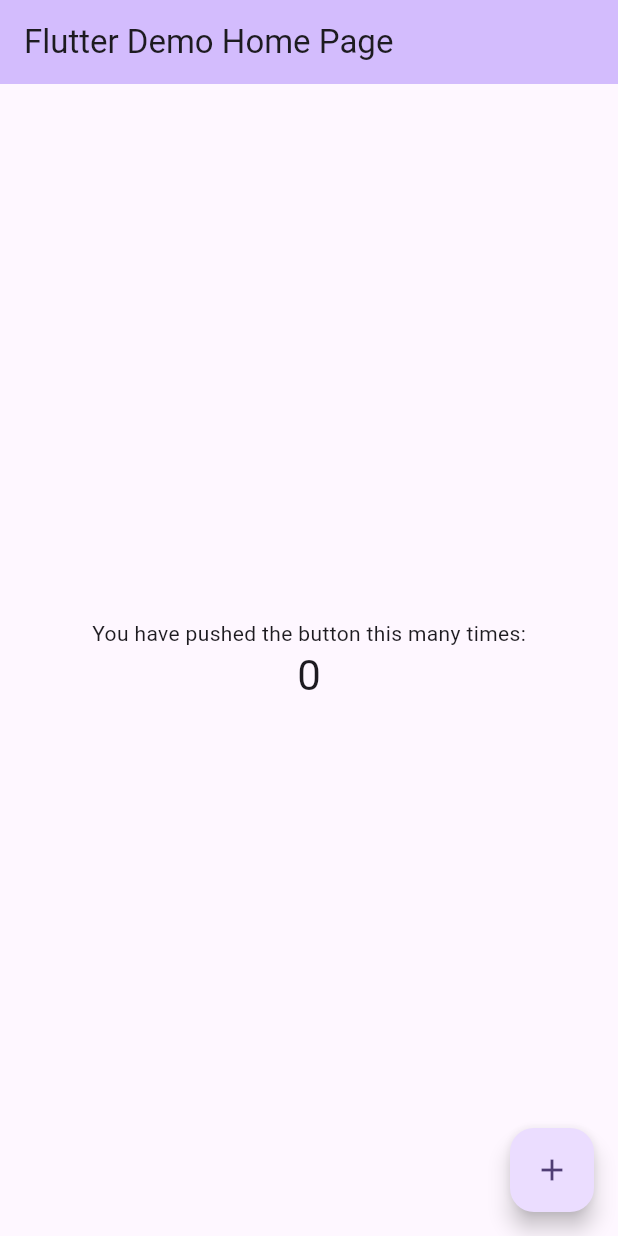
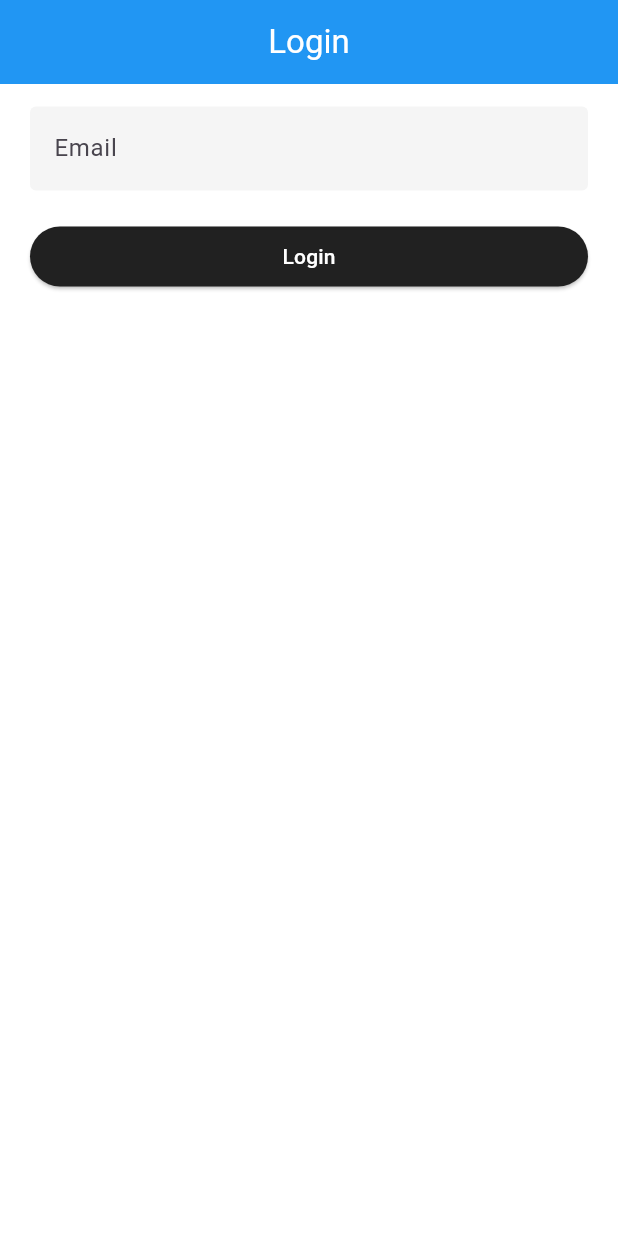
Before and after one commit to thizarakavinda/supabase_authentication-, a Flutter app: the screen it shows after launch, on a phone screen of 412 x 824 dp. Run offline on Flutter 3.47's test engine with Material 3 defaults, Android fonts, the phone set to English and light mode, and no system bars; our stand-ins replace supabase_flutter; accounts and stored records are empty.

Commit message:
email OTP sending part implement

```diff
--- a/analysis_options.yaml
+++ b/analysis_options.yaml
@@ -7,6 +7,9 @@
 
 # The following line activates a set of recommended lints for Flutter apps,
 # packages, and plugins designed to encourage good coding practices.
+analyzer:
+  errors:
+    use_build_context_synchronously: ignore
 include: package:flutter_lints/flutter.yaml
 
 linter:
--- a/lib/main.dart
+++ b/lib/main.dart
@@ -1,8 +1,19 @@
 import 'package:flutter/material.dart';
+import 'package:supabase_flutter/supabase_flutter.dart';
+import 'package:supabase_flutter_authentication/pages/account_page.dart';
+import 'package:supabase_flutter_authentication/pages/login_page.dart';
+import 'package:supabase_flutter_authentication/pages/splash.dart';
 
-void main() {
+void main() async {
+  await Supabase.initialize(
+    url: 'https://xdhhjxzuycmufmcxgetg.supabase.co',
+    anonKey:
+        'eyJhbGciOiJIUzI1NiIsInR5cCI6IkpXVCJ9.eyJpc3MiOiJzdXBhYmFzZSIsInJlZiI6InhkaGhqeHp1eWNtdWZtY3hnZXRnIiwicm9sZSI6ImFub24iLCJpYXQiOjE3NzUzMDcxOTMsImV4cCI6MjA5MDg4MzE5M30.-0fxEuYDlFQ2xcJ8vWcYSIEsOnV-WTpp8hoibNZ8O-4',
+  );
   runApp(const MyApp());
 }
+
+final supabase = Supabase.instance.client;
 
 class MyApp extends StatelessWidget {
   const MyApp({super.key});
@@ -11,112 +22,15 @@ class MyApp extends StatelessWidget {
   @override
   Widget build(BuildContext context) {
     return MaterialApp(
+      debugShowCheckedModeBanner: false,
       title: 'Flutter Demo',
-      theme: ThemeData(
-        // This is the theme of your application.
-        //
-        // TRY THIS: Try running your application with "flutter run". You'll see
-        // the application has a purple toolbar. Then, without quitting the app,
-        // try changing the seedColor in the colorScheme below to Colors.green
-        // and then invoke "hot reload" (save your changes or press the "hot
-        // reload" button in a Flutter-supported IDE, or press "r" if you used
-        // the command line to start the app).
-        //
-        // Notice that the counter didn't reset back to zero; the application
-        // state is not lost during the reload. To reset the state, use hot
-        // restart instead.
-        //
-        // This works for code too, not just values: Most code changes can be
-        // tested with just a hot reload.
-        colorScheme: .fromSeed(seedColor: Colors.deepPurple),
-      ),
-      home: const MyHomePage(title: 'Flutter Demo Home Page'),
+      theme: ThemeData(colorScheme: .fromSeed(seedColor: Colors.deepPurple)),
+      initialRoute: '/',
+      routes: {
+        '/': (context) => const Splash(),
+        '/login': (context) => const LoginPage(),
+        '/account': (context) => const AccountPage(),
+      },
     );
   }
 }
-
-class MyHomePage extends StatefulWidget {
-  const MyHomePage({super.key, required this.title});
-
-  // This widget is the home page of your application. It is stateful, meaning
-  // that it has a State object (defined below) that contains fields that affect
-  // how it looks.
-
-  // This class is the configuration for the state. It holds the values (in this
-  // case the title) provided by the parent (in this case the App widget) and
-  // used by the build method of the State. Fields in a Widget subclass are
-  // always marked "final".
-
-  final String title;
-
-  @override
-  State<MyHomePage> createState() => _MyHomePageState();
-}
-
-class _MyHomePageState extends State<MyHomePage> {
-  int _counter = 0;
-
-  void _incrementCounter() {
-    setState(() {
-      // This call to setState tells the Flutter framework that something has
-      // changed in this State, which causes it to rerun the build method below
-      // so that the display can reflect the updated values. If we changed
-      // _counter without calling setState(), then the build method would not be
-      // called again, and so nothing would appear to happen.
-      _counter++;
-    });
-  }
-
-  @override
-  Widget build(BuildContext context) {
-    // This method is rerun every time setState is called, for instance as done
-    // by the _incrementCounter method above.
-    //
-    // The Flutter framework has been optimized to make rerunning build methods
-    // fast, so that you can just rebuild anything that needs updating rather
-    // than having to individually change instances of widgets.
-    return Scaffold(
-      appBar: AppBar(
-        // TRY THIS: Try changing the color here to a specific color (to
-        // Colors.amber, perhaps?) and trigger a hot reload to see the AppBar
-        // change color while the other colors stay the same.
-        backgroundColor: Theme.of(context).colorScheme.inversePrimary,
-        // Here we take the value from the MyHomePage object that was created by
-        // the App.build method, and use it to set our appbar title.
-        title: Text(widget.title),
-      ),
-      body: Center(
-        // Center is a layout widget. It takes a single child and positions it
-        // in the middle of the parent.
-        child: Column(
-          // Column is also a layout widget. It takes a list of children and
-          // arranges them vertically. By default, it sizes itself to fit its
-          // children horizontally, and tries to be as tall as its parent.
-          //
-          // Column has various properties to control how it sizes itself and
-          // how it positions its children. Here we use mainAxisAlignment to
-          // center the children vertically; the main axis here is the vertical
-          // axis because Columns are vertical (the cross axis would be
-          // horizontal).
-          //
-          // TRY THIS: Invoke "debug painting" (choose the "Toggle Debug Paint"
-          // action in the IDE, or press "p" in the console), to see the
-          // wireframe for each widget.
-          mainAxisAlignment: .center,
-          children: [
-            const Text('You have pushed the button this many times:'),
-            Text(
-              '$_counter',
-              style: Theme.of(context).textTheme.headlineMedium,
-            ),
-          ],
-        ),
-      ),
-      floatingActionButton: FloatingActionButton(
-        onPressed: _incrementCounter,
-        tooltip: 'Increment',
-        child: const Icon(Icons.add),
-      ),
-    );
-  }
-}
--- /dev/null
+++ b/lib/pages/login_page.dart
@@ -0,0 +1,94 @@
+import 'dart:async';
+
+import 'package:flutter/material.dart';
+import 'package:supabase_flutter/supabase_flutter.dart';
+import 'package:supabase_flutter_authentication/main.dart';
+
+class LoginPage extends StatefulWidget {
+  const LoginPage({super.key});
+
+  @override
+  State<LoginPage> createState() => _LoginPageState();
+}
+
+class _LoginPageState extends State<LoginPage> {
+  final _emailController = TextEditingController();
+  late final StreamSubscription<AuthState> _authSubscription;
+
+  @override
+  void initState() {
+    super.initState();
+    _authSubscription = supabase.auth.onAuthStateChange.listen((event) {
+      final session = event.session;
+      if (session != null) {
+        Navigator.of(context).pushReplacementNamed('/account');
+      }
+    });
+  }
+
+  @override
+  void dispose() {
+    _emailController.dispose();
+    _authSubscription.cancel();
+    super.dispose();
+  }
+
+  @override
+  Widget build(BuildContext context) {
+    return Scaffold(
+      backgroundColor: Colors.white,
+      appBar: AppBar(
+        backgroundColor: Colors.blue,
+        foregroundColor: Colors.white,
+        centerTitle: true,
+        title: Text('Login'),
+      ),
+      body: ListView(
+        padding: EdgeInsets.symmetric(horizontal: 20, vertical: 15),
+        children: [
+          TextFormField(
+            onTapOutside: (event) => FocusScope.of(context).unfocus(),
+            controller: _emailController,
+            decoration: InputDecoration(
+              filled: true,
+              fillColor: Colors.grey.shade100,
+              border: OutlineInputBorder(borderSide: BorderSide.none),
+              label: Text('Email'),
+            ),
+          ),
+
+          SizedBox(height: 20),
+
+          ElevatedButton(
+            style: ButtonStyle(
+              backgroundColor: WidgetStatePropertyAll(Colors.grey.shade900),
+            ),
+            onPressed: () async {
+              try {
+                final email = _emailController.text.trim();
+                await supabase.auth.signInWithOtp(email: email);
+                if (context.mounted) {
+                  ScaffoldMessenger.of(
+                    context,
+                  ).showSnackBar(SnackBar(content: Text('Check your inbox')));
+                }
+              } on AuthApiException catch (error) {
+                ScaffoldMessenger.of(context).showSnackBar(
+                  SnackBar(
+                    content: Text(error.message),
+                    backgroundColor: Theme.of(context).colorScheme.error,
+                  ),
+                );
+              } catch (error) {
+                ScaffoldMessenger.of(context).showSnackBar(
+                  SnackBar(content: Text('Error occured. please try')),
+                );
+              }
+            },
+            child: Text('Login', style: TextStyle(color: Colors.white)),
+          ),
+        ],
+      ),
+    );
+  }
+}
--- a/pubspec.yaml
+++ b/pubspec.yaml
@@ -34,6 +34,7 @@ dependencies:
   # The following adds the Cupertino Icons font to your application.
   # Use with the CupertinoIcons class for iOS style icons.
   cupertino_icons: ^1.0.8
+  supabase_flutter: ^2.12.2
 
 dev_dependencies:
   flutter_test:
```
Also changed, not shown: lib/pages/account_page.dart (added, +15 -0 lines), lib/pages/splash.dart (added, +34 -0 lines), pubspec.lock, 6 other files.
